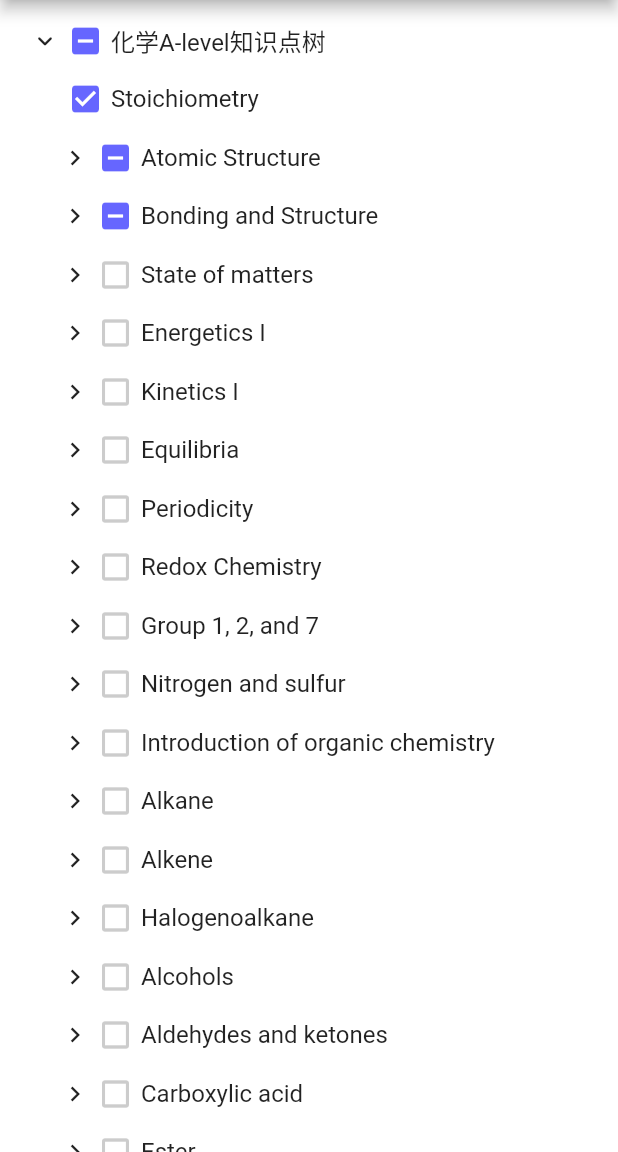
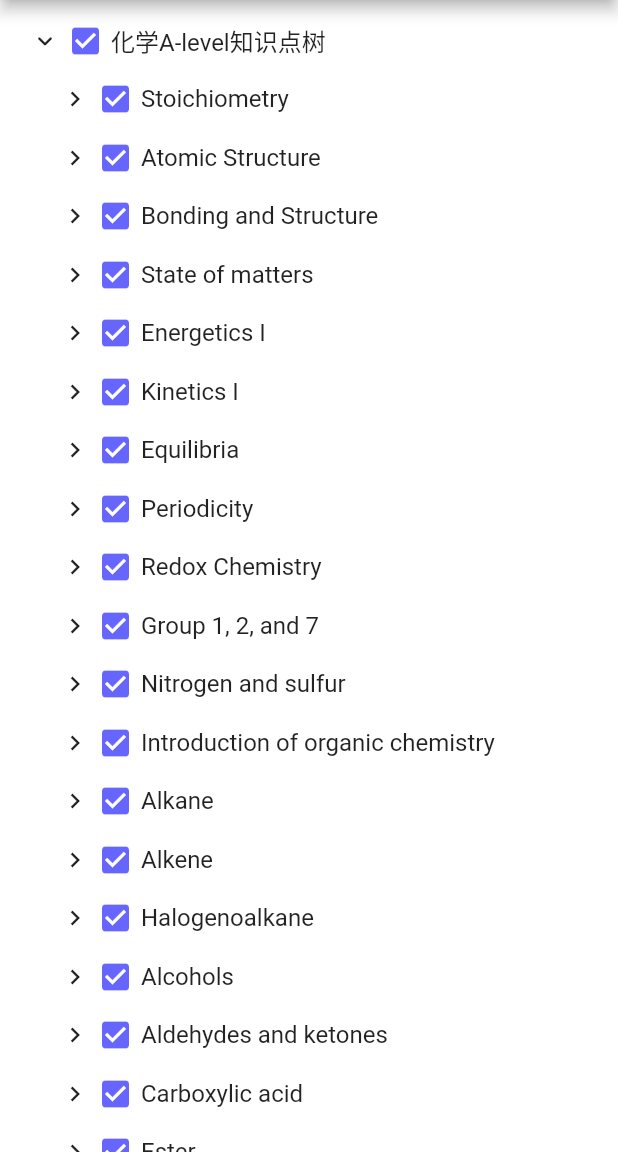
Before and after one commit to Invincible1996/flutter_tree, a Flutter app: the screen it shows after launch, after a tap on "化学A-level知识点树", after a tap on the "check box outline blank" icon, on a phone screen of 412 x 824 dp, the part 84-1236 px from its top. Run offline on Flutter 3.47's test engine with Material 2 defaults, Android fonts, the phone set to English and light mode, and no system bars; our stand-ins replace logger.

```diff
--- a/example/lib/main.dart
+++ b/example/lib/main.dart
@@ -451,6 +451,59 @@ class _MyHomePageState extends State<MyHomePage> {
   void initState() {
     super.initState();
     loadData();
+
+    var list = [
+      {
+        'id': 1,
+        'parentId': 0,
+        'children': [
+          {
+            'id': 10,
+            'parentId': 1,
+            'children': [],
+          },
+          {
+            'id': 11,
+            'parentId': 1,
+            'children': [
+              {
+                'id': 111,
+                'parentId': 11,
+                'children': [],
+              },
+            ],
+          },
+        ],
+      },
+      {
+        'id': 10,
+        'parentId': 1,
+        'children': [],
+      },
+      {
+        'id': 11,
+        'parentId': 1,
+        'children': [
+          {
+            'id': 111,
+            'parentId': 11,
+            'children': [],
+          },
+        ],
+      },
+      {
+        'id': 111,
+        'parentId': 11,
+        'children': [],
+      },
+    ];
+
+    var set = {1, 23, 4, 5, 6, 7, 8};
+
+    set.add(1);
+    print(set);
+    // logger.v(set);
+
     // print(list.length);
     // // List中多余的元素
     // var list1 = [];
@@ -491,7 +544,7 @@ class _MyHomePageState extends State<MyHomePage> {
       body: treeListData.isNotEmpty
           ? FlutterTree(
               listData: treeListData,
-              initialListData: list,
+              initialListData: [],
               config: Config(parentId: 'parentId', dataType: DataType.DataList, label: 'knowledgeName'),
             )
           : CircularProgressIndicator(),
--- a/lib/flutter_tree.dart
+++ b/lib/flutter_tree.dart
@@ -340,26 +340,25 @@ class _FlutterTreeState extends State<FlutterTree> {
         checkedList.add(node);
       }
     }
+
+    // logger.v(checkedList.length);
+
     // List中多余的元素
     var list1 = [];
     for (var value2 in checkedList) {
       if (value2['children'] != null && value2['children'].isNotEmpty) {
-        value2['children'] = [];
         for (var value in checkedList) {
-          // 没有children
-          if (value['children'] == null || value['children'].isEmpty) {
-            if (value2['id'] == value['parentId']) {
-              list1.add(value);
-            }
+          if (value2['id'] == value['parentId']) {
+            list1.add(value);
           }
         }
       }
     }
+
     // 移除List中多余的元素
     var set = Set.from(checkedList);
     var set2 = Set.from(list1);
     var filterList = List.from(set.difference(set2));
-    logger.v(filterList);
     logger.v(filterList.length);
   }
 
```
